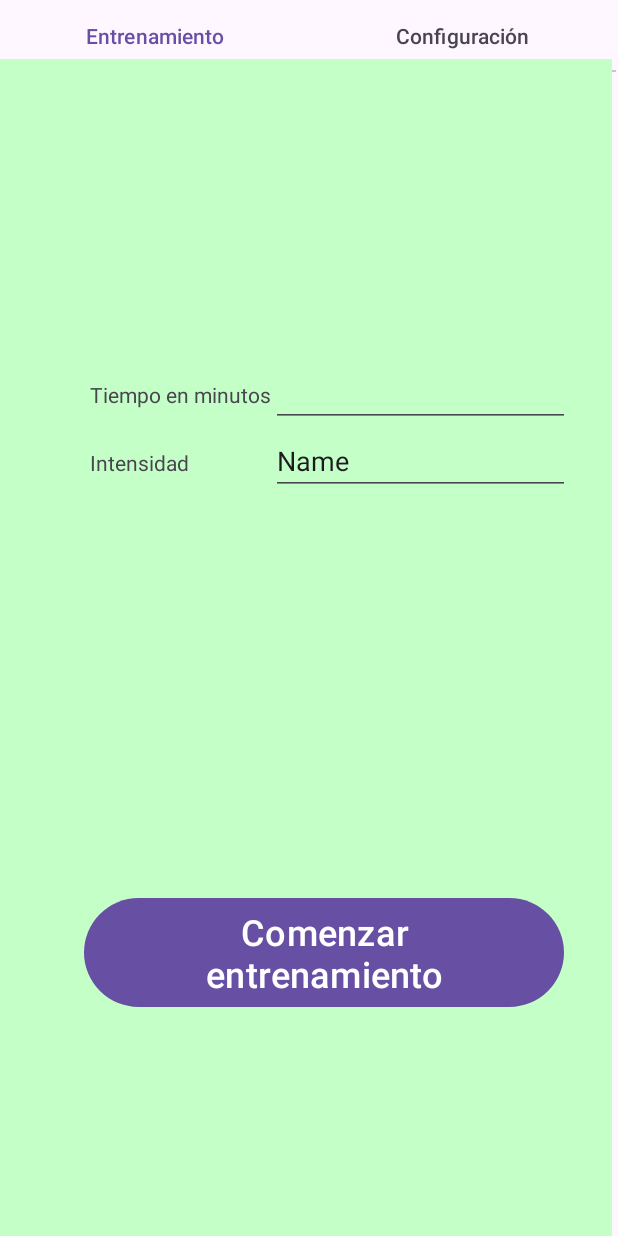
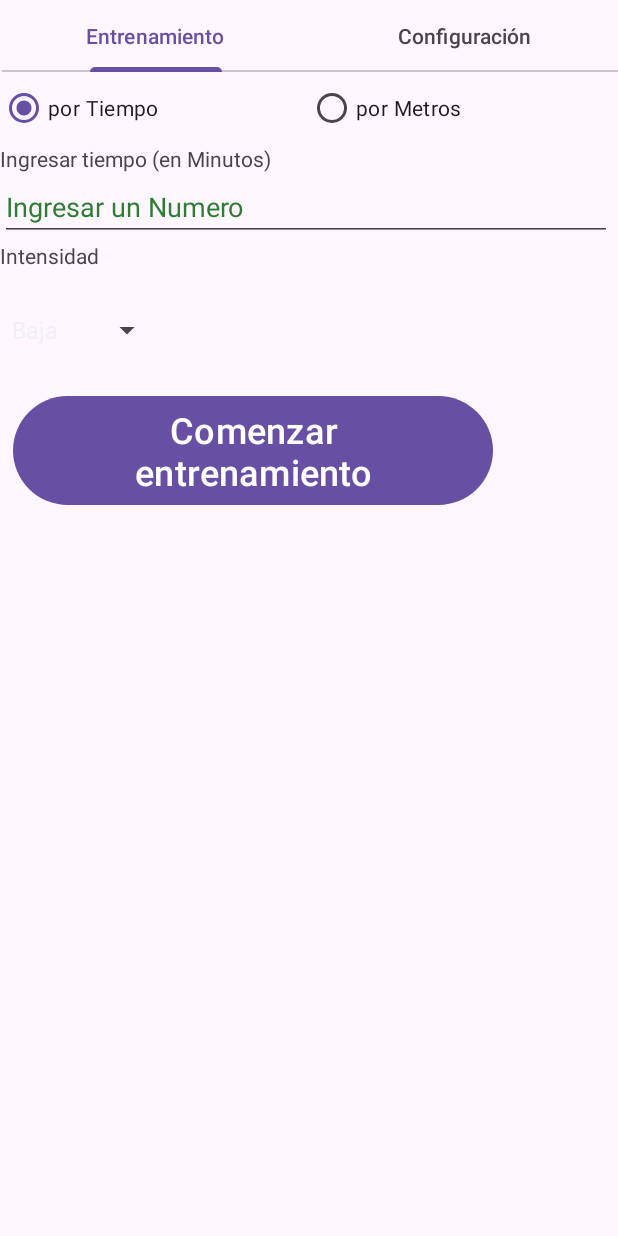
Before and after one commit to Facundojimenez/biciSmartAndroid, an Android app: the PreTrainingActivity screen opened directly, with no data from a screen before it, on a phone screen of 412 x 824 dp. Run offline under Robolectric (Android 15) with nearby library versions, the phone set to English and light mode, and no system bars.

Commit message:
cambios luis

```diff
--- a/app/src/main/java/com/example/bicismart/MainActivity.java
+++ b/app/src/main/java/com/example/bicismart/MainActivity.java
@@ -10,6 +10,7 @@ import androidx.appcompat.app.AppCompatActivity;
 import androidx.core.graphics.Insets;
 import androidx.core.view.ViewCompat;
 import androidx.core.view.WindowInsetsCompat;
+
 public class MainActivity extends AppCompatActivity {
 
     private Button startButton;
--- a/app/src/main/java/com/example/bicismart/PreTrainingActivity.java
+++ b/app/src/main/java/com/example/bicismart/PreTrainingActivity.java
@@ -1,8 +1,6 @@
 package com.example.bicismart;
 
 import android.os.Bundle;
-import android.view.View;
-import android.widget.Button;
 
 import androidx.activity.EdgeToEdge;
 import androidx.annotation.NonNull;
@@ -12,12 +10,10 @@ import androidx.core.view.ViewCompat;
 import androidx.core.view.WindowInsetsCompat;
 import androidx.fragment.app.Fragment;
 import androidx.fragment.app.FragmentManager;
-import androidx.fragment.app.FragmentTransaction;
 import androidx.lifecycle.Lifecycle;
 import androidx.viewpager2.adapter.FragmentStateAdapter;
 import androidx.viewpager2.widget.ViewPager2;
 
-import com.google.android.material.tabs.TabItem;
 import com.google.android.material.tabs.TabLayout;
 
 public class PreTrainingActivity extends AppCompatActivity {
@@ -80,7 +76,7 @@ public class PreTrainingActivity extends AppCompatActivity {
         @NonNull
         @Override
         public Fragment createFragment(int position) {
-            Fragment fragment = null;
+            Fragment fragment;
             switch (position){
                 case 0:
                     fragment = new TrainingSetupFragment();
--- a/app/src/main/java/com/example/bicismart/TrainingSetupFragment.java
+++ b/app/src/main/java/com/example/bicismart/TrainingSetupFragment.java
@@ -2,11 +2,20 @@ package com.example.bicismart;
 
 import android.os.Bundle;
 
+import androidx.annotation.NonNull;
+import androidx.annotation.Nullable;
 import androidx.fragment.app.Fragment;
 
 import android.view.LayoutInflater;
 import android.view.View;
 import android.view.ViewGroup;
+import android.widget.ArrayAdapter;
+import android.widget.Button;
+import android.widget.EditText;
+import android.widget.RadioButton;
+import android.widget.Spinner;
+import android.widget.TextView;
+import android.widget.Toast;
 
 /**
  * A simple {@link Fragment} subclass.
@@ -14,6 +23,18 @@ import android.view.ViewGroup;
  * create an instance of this fragment.
  */
 public class TrainingSetupFragment extends Fragment {
+
+    private RadioButton btnTime, btnMeters;
+    private TextView tvTrainningParameter, tvItensity;
+    private EditText etTrainningParameter;
+    private Spinner spItensity;
+    private Button btnStart;
+    private String[] intensidades = new String[]
+            {
+                    "Baja",
+                    "Media",
+                    "Alta",
+            };
 
     // TODO: Rename parameter arguments, choose names that match
     // the fragment initialization parameters, e.g. ARG_ITEM_NUMBER
@@ -61,4 +82,49 @@ public class TrainingSetupFragment extends Fragment {
         // Inflate the layout for this fragment
         return inflater.inflate(R.layout.fragment_training_setup, container, false);
     }
+
+    @Override
+    public void onViewCreated(@NonNull View view, @Nullable Bundle savedInstanceState) {
+        super.onViewCreated(view, savedInstanceState);
+        btnTime = view.findViewById(R.id.btn_tiempo);
+        btnMeters = view.findViewById(R.id.btn_metros);
+        tvTrainningParameter = view.findViewById(R.id.tvEntrenamiento);
+        tvItensity = view.findViewById(R.id.tvIntensidad);
+        etTrainningParameter = view.findViewById(R.id.et_parametro_Entrenamiento);
+        btnStart = view.findViewById(R.id.btn_start);
+        spItensity = view.findViewById(R.id.spinner_Intensidad);
+
+        ArrayAdapter<String> adaptador = new ArrayAdapter<>(requireActivity().getApplicationContext(), android.R.layout.simple_spinner_item, intensidades);
+        spItensity.setAdapter(adaptador);
+        btnTime.setOnClickListener(new View.OnClickListener() {
+            @Override
+            public void onClick(View v) {
+                tvTrainningParameter.setText("Ingresar Tiempo (en Minutos)");
+            }
+        });
+
+        btnMeters.setOnClickListener(new View.OnClickListener() {
+            @Override
+            public void onClick(View v) {
+                tvTrainningParameter.setText("Ingresar Metros");
+            }
+        });
+
+        btnStart.setOnClickListener(new View.OnClickListener() {
+            @Override
+            public void onClick(View v) {
+                String str = etTrainningParameter.getText().toString();
+                if(str.isEmpty())
+                    showToast("Ingresar Parametros");
+                else
+                    showToast("Parametros: Duracion(Metros o Minutos): " +
+                        str + "\nIntensidad: " +
+                        spItensity.getSelectedItem().toString());
+            }
+        });
+
+    }
+    private void showToast(String message) {
+        Toast.makeText(requireActivity().getApplicationContext(), message, Toast.LENGTH_SHORT).show();
+    }
 }
--- a/app/src/main/res/layout/activity_main.xml
+++ b/app/src/main/res/layout/activity_main.xml
@@ -37,6 +37,7 @@
         android:layout_width="256dp"
         android:layout_height="255dp"
         android:layout_marginTop="30dp"
+        android:contentDescription="biciSmart"
         app:layout_constraintBottom_toTopOf="@+id/startButton"
         app:layout_constraintEnd_toEndOf="parent"
         app:layout_constraintHorizontal_bias="0.516"
--- a/app/src/main/res/layout/activity_pre_training.xml
+++ b/app/src/main/res/layout/activity_pre_training.xml
@@ -7,10 +7,15 @@
     android:layout_height="match_parent"
     tools:context=".PreTrainingActivity">
 
+    <LinearLayout
+        android:layout_width="match_parent"
+        android:layout_height="match_parent"
+        android:orientation="vertical">
+
         <com.google.android.material.tabs.TabLayout
             android:id="@+id/tabLayout"
-        android:layout_width="409dp"
-        android:layout_height="0dp"
+            android:layout_width="match_parent"
+            android:layout_height="wrap_content"
             android:layout_marginStart="1dp"
             app:layout_constraintStart_toStartOf="parent"
             app:layout_constraintTop_toTopOf="parent">
@@ -36,9 +41,8 @@
         <androidx.viewpager2.widget.ViewPager2
             android:id="@+id/viewPager2"
             android:layout_width="408dp"
-        android:layout_height="794dp"
-        app:layout_constraintBottom_toBottomOf="parent"
-        app:layout_constraintStart_toStartOf="parent"
-        app:layout_constraintTop_toBottomOf="@+id/tabLayout" />
+            android:layout_height="794dp" />
+
+    </LinearLayout>
 
 </androidx.constraintlayout.widget.ConstraintLayout>
--- a/app/src/main/res/layout/fragment_training_setup.xml
+++ b/app/src/main/res/layout/fragment_training_setup.xml
@@ -6,70 +6,75 @@
     android:layout_height="match_parent"
     tools:context=".TrainingSetupFragment">
 
-    <androidx.constraintlayout.widget.ConstraintLayout
+    <LinearLayout
         android:layout_width="match_parent"
         android:layout_height="match_parent"
-        android:background="#C5FFC8">
+        android:orientation="vertical"
+        tools:ignore="UselessParent">
 
-        <TableLayout
-            android:id="@+id/tableLayout"
-            android:layout_width="316dp"
-            android:layout_height="235dp"
-            android:layout_marginStart="60dp"
-            android:layout_marginTop="200dp"
-            app:layout_constraintStart_toStartOf="parent"
-            app:layout_constraintTop_toTopOf="parent">
+        <RadioGroup
+            android:id="@+id/radioGroup"
+            android:layout_width="match_parent"
+            android:layout_height="wrap_content"
+            android:layout_marginBottom="0dp"
+            android:orientation="horizontal">
 
-            <TableRow
-                android:layout_width="match_parent"
-                android:layout_height="321dp">
+            <RadioButton
+                android:id="@+id/btn_tiempo"
+                android:layout_width="205dp"
+                android:layout_height="wrap_content"
+                android:checked="true"
+                android:text="por Tiempo" />
+
+            <RadioButton
+                android:id="@+id/btn_metros"
+                android:layout_width="205dp"
+                android:layout_height="wrap_content"
+                android:text="por Metros" />
+
+        </RadioGroup>
 
         <TextView
-                    android:id="@+id/textView6"
+            android:id="@+id/tvEntrenamiento"
             android:layout_width="match_parent"
             android:layout_height="wrap_content"
-                    android:text="Tiempo en minutos" />
+            android:text="Ingresar tiempo (en Minutos)" />
 
         <EditText
-                    android:id="@+id/editTextNumber"
-                    android:layout_width="wrap_content"
+            android:id="@+id/et_parametro_Entrenamiento"
+            android:layout_width="match_parent"
             android:layout_height="wrap_content"
             android:ems="10"
-                    android:inputType="number" />
-            </TableRow>
-
-            <TableRow
-                android:layout_width="match_parent"
-                android:layout_height="match_parent">
+            android:hint="Ingresar un Numero"
+            android:importantForAutofill="no"
+            android:inputType="number"
+            android:textColorHint="#2E7D32"
+            tools:ignore="TouchTargetSizeCheck,VisualLintBounds" />
 
         <TextView
-                    android:id="@+id/textView5"
+            android:id="@+id/tvIntensidad"
             android:layout_width="match_parent"
             android:layout_height="wrap_content"
             android:text="Intensidad" />
 
-                <EditText
-                    android:id="@+id/editTextText"
+        <Spinner
+            android:id="@+id/spinner_Intensidad"
             android:layout_width="wrap_content"
             android:layout_height="wrap_content"
-                    android:ems="10"
-                    android:inputType="text"
-                    android:text="Name" />
-            </TableRow>
-
-        </TableLayout>
+            android:minHeight="80dp" />
 
         <Button
-            android:id="@+id/button2"
+            android:id="@+id/btn_start"
             android:layout_width="wrap_content"
             android:layout_height="wrap_content"
-            android:layout_marginStart="56dp"
-            android:layout_marginTop="120dp"
+            android:layout_gravity="center_horizontal"
+            android:layout_marginEnd="35dp"
+            android:layout_marginBottom="96dp"
+            android:gravity="center_horizontal"
             android:text="Comenzar entrenamiento"
-            android:textSize="24dp"
-            app:layout_constraintStart_toStartOf="parent"
-            app:layout_constraintTop_toBottomOf="@+id/tableLayout" />
+            android:textAlignment="center"
+            android:textSize="24sp" />
 
-    </androidx.constraintlayout.widget.ConstraintLayout>
+    </LinearLayout>
 
 </FrameLayout>
```
Also changed, not shown: app/src/main/AndroidManifest.xml (+12 -0 lines), app/src/main/java/com/example/bicismart/MediaSetupFragment.java (+54 -1 lines), app/src/main/res/layout/fragment_media_setup.xml (+26 -15 lines), app/src/main/res/drawable/bicycle.jpg (deleted), app/src/main/res/drawable/bicycle.png (added). Lines whose indentation alone changed are shown as unchanged.
